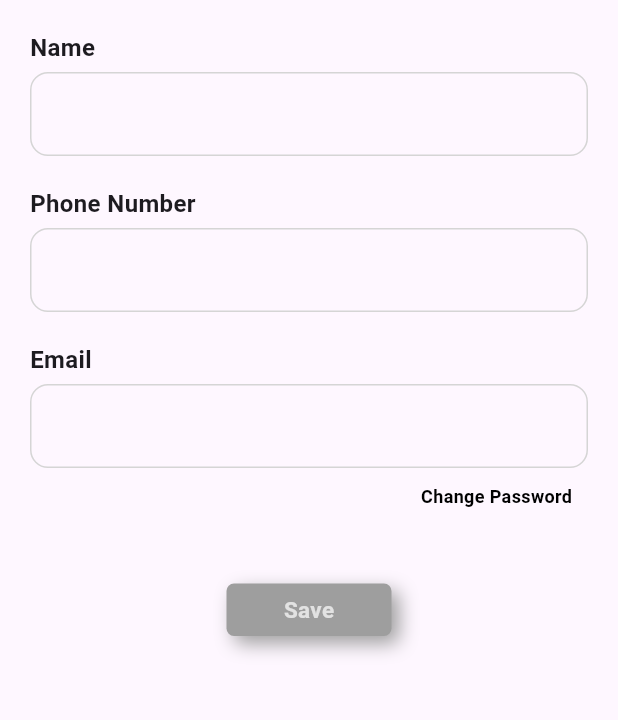
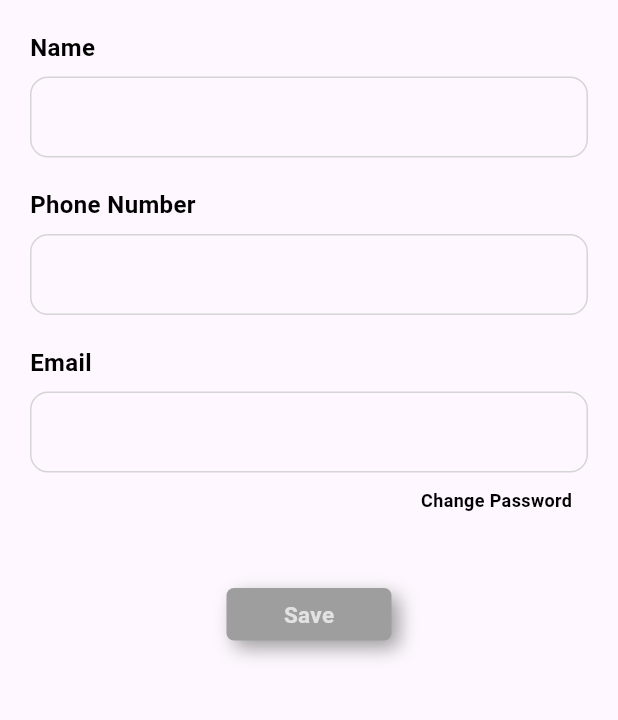
Before and after one commit to aymanaboelela/sight-mata-app-Fluttter-Ai, a Flutter app: the MyprofileView screen opened by its route, on a phone screen of 412 x 824 dp, the part 84-804 px from its top. Run offline on Flutter 3.47's test engine with Material 3 defaults, Android fonts, the phone set to English and light mode, and no system bars; drawn by our look-alikes of modal_progress_hud_nsn; our stand-ins replace animate_do, bloc, curved_navigation_bar, dots_indicator, flutter_bloc, flutter_screenutil and 7 more; accounts and stored records are empty; project files that could hold a hidden picture were left out.

Commit message:
refactor: simplify MyProfile view and improve form field validation

```diff
--- a/lib/core/utils/router/app_router.dart
+++ b/lib/core/utils/router/app_router.dart
@@ -61,10 +61,7 @@ abstract class AppRouter {
       GoRoute(
         path: kMyProfileView,
         pageBuilder: (context, state) =>
-            PageTransitionManager.fadeTransition(BlocProvider(
-          create: (context) => EditprofileCubit(),
-          child: MyprofileView(),
-        )),
+            PageTransitionManager.fadeTransition(MyprofileView()),
       ),
       GoRoute(
         path: kAboutView,
--- a/lib/main.dart
+++ b/lib/main.dart
@@ -5,6 +5,7 @@ import 'package:flutter_bloc/flutter_bloc.dart';
 import 'package:flutter_screenutil/flutter_screenutil.dart';
 import 'package:sight_mate_app/controllers/add_data_cubit/data_cubit.dart';
 import 'package:sight_mate_app/controllers/auth/auth_cubit.dart';
+import 'package:sight_mate_app/controllers/editprofile/editprofile_cubit.dart';
 import 'package:sight_mate_app/core/constants/constans.dart';
 import 'package:sight_mate_app/core/helper/cach_data.dart';
 import 'package:sight_mate_app/core/helper/simple_bloc_observer.dart';
@@ -44,6 +45,9 @@ class MyApp extends StatelessWidget {
         BlocProvider<DataCubit>(
           create: (context) => DataCubit(),
         ),
+        BlocProvider<EditprofileCubit>(
+          create: (context) => EditprofileCubit(),
+        ),
       ],
       child: ScreenUtilInit(
         designSize: const Size(375, 812),
--- a/lib/presentation/widgets/MyProfileTextFormField.dart
+++ b/lib/presentation/widgets/MyProfileTextFormField.dart
@@ -5,12 +5,15 @@ class MyPfrofileTextFormField extends StatelessWidget {
     super.key,
     required this.label,
     required this.hintText,
-    this.controller,  this.isValidator, this.onChanged,
+    this.controller,
+    this.validator,
+    this.onChanged,
   });
+
   final String label;
   final String hintText;
   final TextEditingController? controller;
-  final bool ?isValidator;
+  final String? Function(String?)? validator;
   final void Function(String)? onChanged;
 
   @override
@@ -22,34 +25,34 @@ class MyPfrofileTextFormField extends StatelessWidget {
         children: [
           Text(
             label,
-            style: const TextStyle(fontSize: 16, fontWeight: FontWeight.bold),
+            style: const TextStyle(
+                fontSize: 16, fontWeight: FontWeight.bold, color: Colors.black),
           ),
           const SizedBox(
-            height: 5,
+            height: 8,
           ),
           TextFormField(
-            validator: (value) {
-              if (isValidator == true) {
-                if (value == null || value.isEmpty) {
-                  return 'Please enter some text';
-                }
-              } else
-                return null;
-            },
             controller: controller,
             onChanged: onChanged,
+            validator: validator,
+            obscureText: label.toLowerCase().contains('password'), // Hide password text
             decoration: InputDecoration(
               hintText: hintText,
               hintStyle: const TextStyle(fontSize: 14, color: Colors.grey),
+              contentPadding: const EdgeInsets.symmetric(vertical: 15, horizontal: 15),
               enabledBorder: const OutlineInputBorder(
                 borderRadius: BorderRadius.all(Radius.circular(12)),
                 borderSide: BorderSide(color: Color(0xffD5D5D5)),
               ),
               focusedBorder: const OutlineInputBorder(
                 borderRadius: BorderRadius.all(Radius.circular(12)),
-                  borderSide: BorderSide(color: Colors.black),
-                )),
-          )
+                borderSide: BorderSide(color: Colors.blue, width: 2),
+              ),
+              border: const OutlineInputBorder(
+                borderRadius: BorderRadius.all(Radius.circular(12)),
+              ),
+            ),
+          ),
         ],
       ),
     );
```
Also changed, not shown: lib/presentation/screens/MyProfile_view.dart (+5 -7 lines), lib/presentation/screens/changePassword_view.dart (+58 -7 lines). Lines whose indentation alone changed are shown as unchanged.
